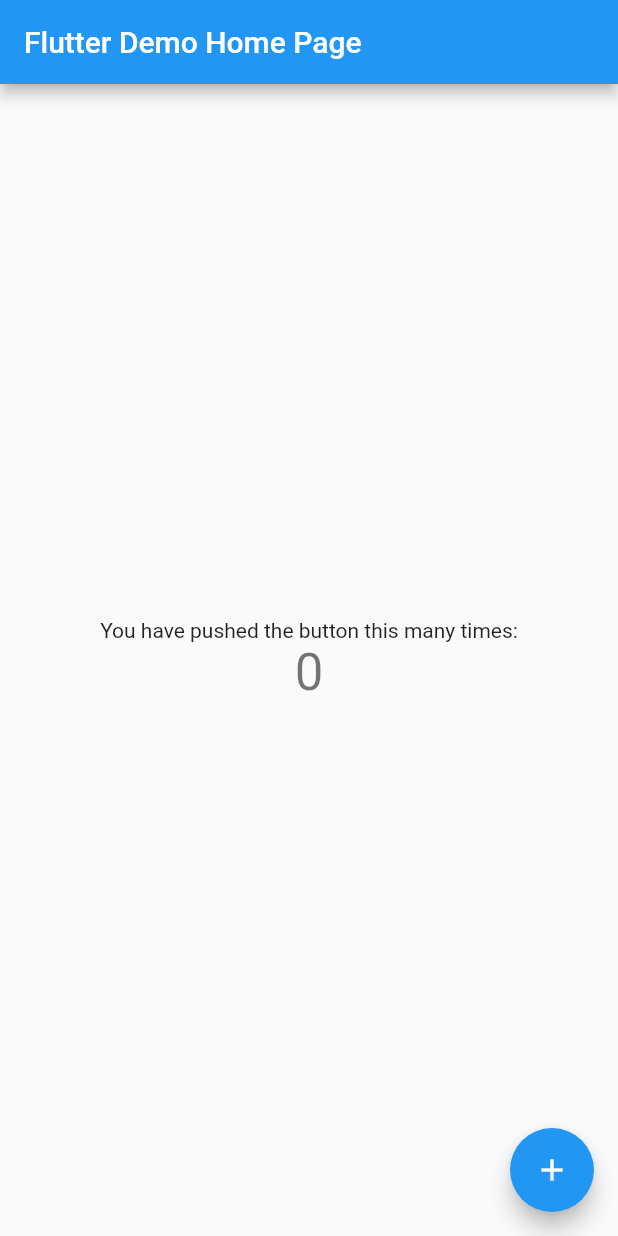
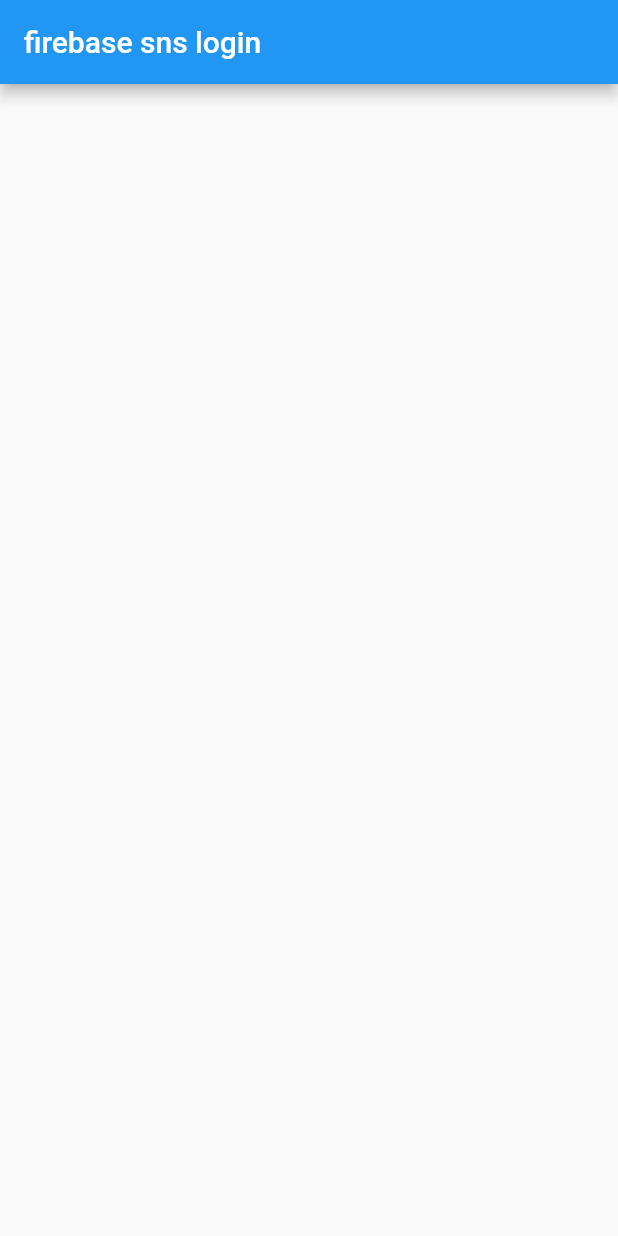
Before and after one commit to kicok/flutter_sns_login_sample, a Flutter app: the screen it shows after launch, on a phone screen of 412 x 824 dp. Run offline on Flutter 3.47's test engine with Material 2 defaults, Android fonts, the phone set to English and light mode, and no system bars; our stand-ins replace firebase_core; accounts and stored records are empty.

Commit message:
Firebase.initializeApp()

```diff
--- a/lib/main.dart
+++ b/lib/main.dart
@@ -1,4 +1,6 @@
 import 'package:flutter/material.dart';
+
+import 'src/app.dart';
 
 void main() {
   runApp(const MyApp());
@@ -7,109 +9,14 @@
 class MyApp extends StatelessWidget {
   const MyApp({Key? key}) : super(key: key);
 
-  // This widget is the root of your application.
   @override
   Widget build(BuildContext context) {
     return MaterialApp(
       title: 'Flutter Demo',
       theme: ThemeData(
-        // This is the theme of your application.
-        //
-        // Try running your application with "flutter run". You'll see the
-        // application has a blue toolbar. Then, without quitting the app, try
-        // changing the primarySwatch below to Colors.green and then invoke
-        // "hot reload" (press "r" in the console where you ran "flutter run",
-        // or simply save your changes to "hot reload" in a Flutter IDE).
-        // Notice that the counter didn't reset back to zero; the application
-        // is not restarted.
         primarySwatch: Colors.blue,
       ),
-      home: const MyHomePage(title: 'Flutter Demo Home Page'),
+      home: const App(),
     );
   }
 }
-
-class MyHomePage extends StatefulWidget {
-  const MyHomePage({Key? key, required this.title}) : super(key: key);
-
-  // This widget is the home page of your application. It is stateful, meaning
-  // that it has a State object (defined below) that contains fields that affect
-  // how it looks.
-
-  // This class is the configuration for the state. It holds the values (in this
-  // case the title) provided by the parent (in this case the App widget) and
-  // used by the build method of the State. Fields in a Widget subclass are
-  // always marked "final".
-
-  final String title;
-
-  @override
-  State<MyHomePage> createState() => _MyHomePageState();
-}
-
-class _MyHomePageState extends State<MyHomePage> {
-  int _counter = 0;
-
-  void _incrementCounter() {
-    setState(() {
-      // This call to setState tells the Flutter framework that something has
-      // changed in this State, which causes it to rerun the build method below
-      // so that the display can reflect the updated values. If we changed
-      // _counter without calling setState(), then the build method would not be
-      // called again, and so nothing would appear to happen.
-      _counter++;
-    });
-  }
-
-  @override
-  Widget build(BuildContext context) {
-    // This method is rerun every time setState is called, for instance as done
-    // by the _incrementCounter method above.
-    //
-    // The Flutter framework has been optimized to make rerunning build methods
-    // fast, so that you can just rebuild anything that needs updating rather
-    // than having to individually change instances of widgets.
-    return Scaffold(
-      appBar: AppBar(
-        // Here we take the value from the MyHomePage object that was created by
-        // the App.build method, and use it to set our appbar title.
-        title: Text(widget.title),
-      ),
-      body: Center(
-        // Center is a layout widget. It takes a single child and positions it
-        // in the middle of the parent.
-        child: Column(
-          // Column is also a layout widget. It takes a list of children and
-          // arranges them vertically. By default, it sizes itself to fit its
-          // children horizontally, and tries to be as tall as its parent.
-          //
-          // Invoke "debug painting" (press "p" in the console, choose the
-          // "Toggle Debug Paint" action from the Flutter Inspector in Android
-          // Studio, or the "Toggle Debug Paint" command in Visual Studio Code)
-          // to see the wireframe for each widget.
-          //
-          // Column has various properties to control how it sizes itself and
-          // how it positions its children. Here we use mainAxisAlignment to
-          // center the children vertically; the main axis here is the vertical
-          // axis because Columns are vertical (the cross axis would be
-          // horizontal).
-          mainAxisAlignment: MainAxisAlignment.center,
-          children: <Widget>[
-            const Text(
-              'You have pushed the button this many times:',
-            ),
-            Text(
-              '$_counter',
-              style: Theme.of(context).textTheme.headline4,
-            ),
-          ],
-        ),
-      ),
-      floatingActionButton: FloatingActionButton(
-        onPressed: _incrementCounter,
-        tooltip: 'Increment',
-        child: const Icon(Icons.add),
-      ), // This trailing comma makes auto-formatting nicer for build methods.
-    );
-  }
-}
--- /dev/null
+++ b/lib/pages/home.dart
@@ -0,0 +1,14 @@
+import 'package:flutter/material.dart';
+
+class Home extends StatelessWidget {
+  const Home({Key? key}) : super(key: key);
+
+  @override
+  Widget build(BuildContext context) {
+    return Scaffold(
+      appBar: AppBar(
+        title: const Text('firebase sns login'),
+      ),
+    );
+  }
+}
--- /dev/null
+++ b/lib/src/app.dart
@@ -0,0 +1,26 @@
+import 'package:firebase_core/firebase_core.dart';
+import 'package:flutter/material.dart';
+import 'package:flutter_sns_login_sample/pages/home.dart';
+
+class App extends StatelessWidget {
+  const App({Key? key}) : super(key: key);
+
+  @override
+  Widget build(BuildContext context) {
+    return FutureBuilder(
+      future: Firebase.initializeApp(),
+      builder: (context, snapshot) {
+        if (snapshot.hasError) {
+          return const Center(
+            child: Text('Firebase load fail'),
+          );
+        }
+        if (snapshot.connectionState == ConnectionState.done) {
+          return const Home();
+        }
+
+        return const CircularProgressIndicator();
+      },
+    );
+  }
+}
```
Also changed, not shown: 2 other files.
